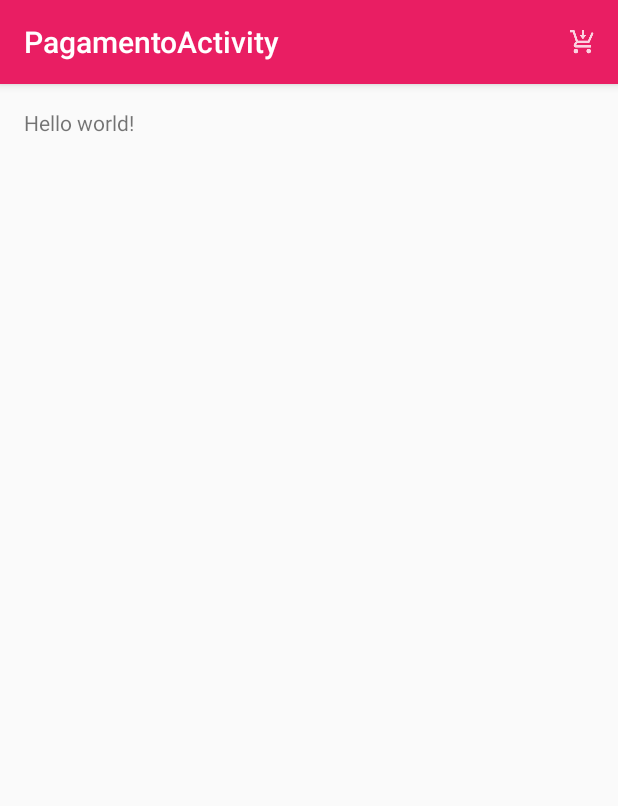
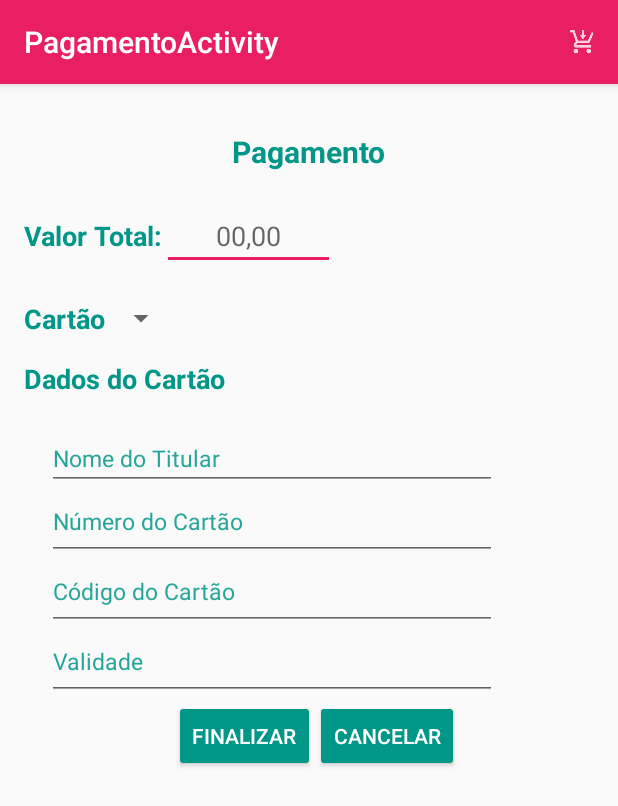
Before and after one commit to jessicaoliveiira/lotus, an Android app: the PagamentoActivity screen opened directly, with no data from a screen before it, on a phone screen of 412 x 824 dp. Shown: the top 806 px of the screen. Run offline under Robolectric (Android 15) with nearby library versions, the light colour scheme and no system bars.

Commit message:
Criando o Layout de Pagamento

```diff
--- a/app/src/main/java/br/com/lotus_projeto_integrador/lotus/PagamentoActivity.java
+++ b/app/src/main/java/br/com/lotus_projeto_integrador/lotus/PagamentoActivity.java
@@ -2,16 +2,31 @@ package br.com.lotus_projeto_integrador.lotus;
 
 import android.support.v7.app.ActionBarActivity;
 import android.os.Bundle;
+import android.support.v7.app.AppCompatActivity;
 import android.view.Menu;
 import android.view.MenuItem;
+import android.widget.ArrayAdapter;
+import android.widget.Spinner;
+
+import java.util.ArrayList;
+import java.util.List;
 
 
-public class PagamentoActivity extends ActionBarActivity {
+public class PagamentoActivity extends AppCompatActivity {
 
+    //private Spinner spn1;
+
+
+    //String cartao[] = {"Opção1", "Opção2", "Opção3"};
     @Override
     protected void onCreate(Bundle savedInstanceState) {
         super.onCreate(savedInstanceState);
         setContentView(R.layout.activity_pagamento);
+
+        //spn1 = (Spinner) findViewById(R.id.spinner);
+
+       // ArrayAdapter<String> arrayAdapter = new ArrayAdapter<String>(this, android.R.layout.simple_spinner_dropdown_item, cartao);
+       //spn1.setAdapter(arrayAdapter);
     }
 
 
--- a/app/src/main/res/layout/activity_pagamento.xml
+++ b/app/src/main/res/layout/activity_pagamento.xml
@@ -1,13 +1,159 @@
-<RelativeLayout xmlns:android="http://schemas.android.com/apk/res/android"
+<LinearLayout xmlns:android="http://schemas.android.com/apk/res/android"
     xmlns:tools="http://schemas.android.com/tools" android:layout_width="match_parent"
     android:layout_height="match_parent" android:paddingLeft="@dimen/activity_horizontal_margin"
     android:paddingRight="@dimen/activity_horizontal_margin"
     android:paddingTop="@dimen/activity_vertical_margin"
     android:paddingBottom="@dimen/activity_vertical_margin"
     tools:context="br.com.lotus_projeto_integrador.lotus.PagamentoActivity"
-    android:id="@+id/action_pagamento">
+    android:id="@+id/action_pagamento"
+    android:orientation="vertical">
 
-    <TextView android:text="@string/hello_world" android:layout_width="wrap_content"
-        android:layout_height="wrap_content" />
+    <LinearLayout android:layout_height="wrap_content" android:layout_width="match_parent"
+        android:orientation="vertical"
+        android:id="@+id/linearLayout">
 
-</RelativeLayout>
+        <TextView
+            android:layout_width="wrap_content"
+            android:layout_height="wrap_content"
+            android:textAppearance="?android:attr/textAppearanceLarge"
+            android:text="Pagamento"
+            android:id="@+id/Pagamento"
+            android:textColor="#009688"
+            android:textStyle="bold"
+            android:textSize="20dp"
+            android:layout_marginTop="5dp"
+            android:layout_gravity="center"
+            android:paddingTop="10dp"/>
+    </LinearLayout>
+
+        <LinearLayout android:layout_width="wrap_content" android:layout_height="wrap_content"
+            android:orientation="horizontal">
+
+        <TextView
+            android:layout_width="wrap_content"
+            android:layout_height="wrap_content"
+            android:textColor="#009688"
+            android:text="Valor Total:"
+            android:id="@+id/ValorTotal"
+            android:textSize="18dp"
+            android:paddingTop="30dp"
+            android:layout_marginBottom="20dp"
+            android:textStyle="bold" />
+
+        <EditText
+            android:layout_width="115dp"
+            android:layout_height="wrap_content"
+            android:inputType="number"
+            android:ems="10"
+            android:id="@+id/CampoValorTotal"
+            android:layout_gravity="center_horizontal"
+            android:paddingTop="30dp"
+            android:layout_marginBottom="20dp"
+            android:hint="00,00"
+            android:gravity="center"/>
+
+</LinearLayout>
+
+    <LinearLayout android:layout_width="wrap_content" android:layout_height="wrap_content"
+        android:orientation="horizontal">
+    <TextView
+        android:layout_width="wrap_content"
+        android:layout_height="wrap_content"
+        android:textColor="#009688"
+        android:text="Cartão"
+        android:id="@+id/Cartao"
+        android:textSize="18dp"
+        android:textStyle="bold" />
+
+    <Spinner
+        android:layout_width="wrap_content"
+        android:layout_height="wrap_content"
+        android:id="@+id/spinner" />
+
+     </LinearLayout>
+
+    <TextView
+        android:layout_width="wrap_content"
+        android:layout_height="wrap_content"
+        android:textColor="#009688"
+        android:text="Dados do Cartão"
+        android:id="@+id/DadosCartao"
+        android:textSize="18dp"
+        android:paddingTop="15dp"
+        android:textStyle="bold" />
+
+    <EditText
+        android:layout_width="300dp"
+        android:layout_height="wrap_content"
+        android:inputType="textPersonName"
+        android:id="@+id/CampoTitular"
+        android:hint="Nome do Titular"
+        android:paddingTop="30dp"
+        android:layout_marginLeft="15dp"
+        android:textSize="15sp"
+        android:textColorHint="#26a69a" />
+
+    <EditText
+        android:layout_width="300dp"
+        android:layout_height="wrap_content"
+        android:inputType="number"
+        android:ems="10"
+        android:id="@+id/CampoNumCartao"
+        android:hint="Número do Cartão"
+        android:paddingBottom="15dp"
+        android:layout_marginLeft="15dp"
+        android:textSize="15sp"
+        android:textColorHint="#26a69a" />
+
+    <EditText
+        android:layout_width="300dp"
+        android:layout_height="wrap_content"
+        android:inputType="number"
+        android:ems="10"
+        android:id="@+id/CampoCodCartao"
+        android:hint="Código do Cartão"
+        android:paddingBottom="15dp"
+        android:layout_marginLeft="15dp"
+        android:textSize="15sp"
+        android:textColorHint="#26a69a" />
+
+
+    <EditText
+        android:layout_width="300dp"
+        android:layout_height="wrap_content"
+        android:inputType="date"
+        android:ems="10"
+        android:id="@+id/ValidCartao"
+        android:paddingBottom="15dp"
+        android:hint="Validade"
+        android:layout_marginLeft="15dp"
+        android:textSize="15sp"
+        android:textColorHint="#26a69a"/>
+
+    <LinearLayout android:layout_height="wrap_content" android:layout_width="match_parent"
+        android:orientation="horizontal"
+        >
+
+        <Button
+            android:layout_width="wrap_content"
+            android:layout_height="wrap_content"
+            android:text="Finalizar"
+            android:id="@+id/BtnFinalizar"
+            android:layout_gravity="right"
+            android:backgroundTint="#009688"
+            android:layout_marginLeft="100dp"
+            android:singleLine="false"
+            android:textColor="#FFF" />
+
+        <Button
+            android:layout_width="wrap_content"
+            android:layout_height="wrap_content"
+            android:text="Cancelar"
+            android:id="@+id/BtnCancelarPgto"
+            android:backgroundTint="#009688"
+            android:textColor="#FFF" />
+
+    </LinearLayout>
+
+
+</LinearLayout>
```
